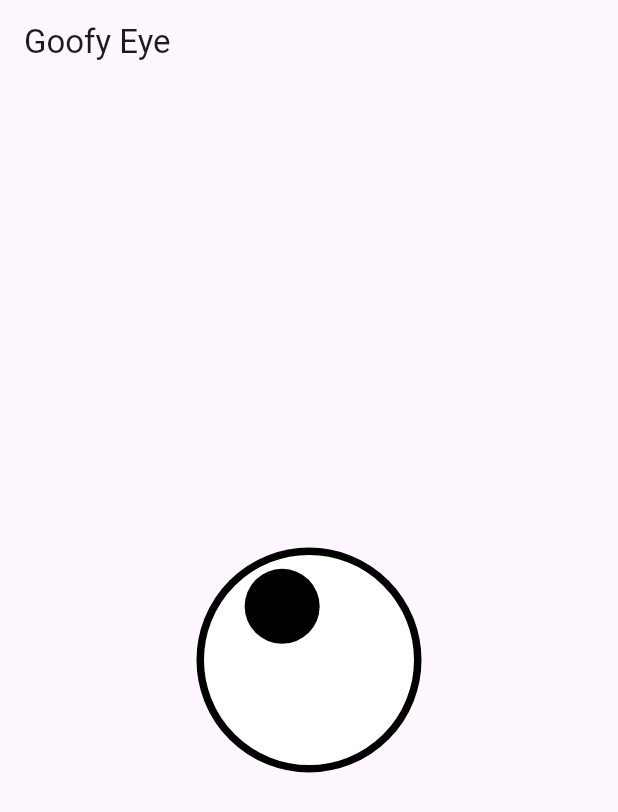
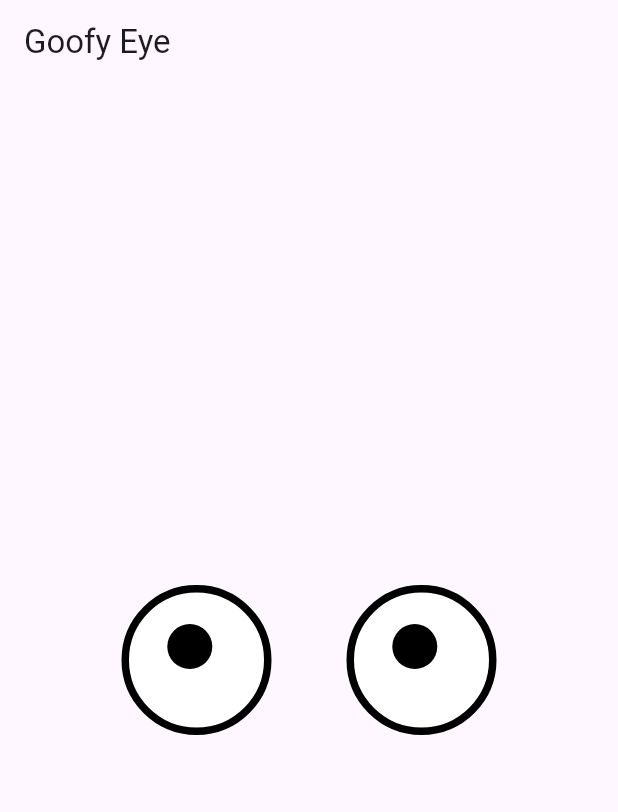
Before and after one commit to HimalThapaMagar/Goofy-Following-Eye, a Flutter app: the screen it shows after launch, on a phone screen of 412 x 824 dp. Shown: the top 812 px of the screen. Run offline on Flutter 3.47's test engine with Material 3 defaults, Android fonts, the phone set to English and light mode, and no system bars.

Commit message:
Refactor GoofyEyeScreen to display two eyes

```diff
--- a/lib/screens/goofy_eye_screen.dart
+++ b/lib/screens/goofy_eye_screen.dart
@@ -19,14 +19,54 @@ class _GoofyEyeScreenState extends State<GoofyEyeScreen> {
           mousePosition = event.localPosition;
         });
       },
+      // this was only for one eye since I am adding two eyes I need to refactor and make some chanegs
+      // child: Center(
+      //   child: Stack(
+      //     alignment: Alignment.center,
+      //     children: [
+      //       // Eye
+      //       Container(
+      //         width: 100,
+      //         height: 100,
+      //         decoration: BoxDecoration(
+      //           color: Colors.white,
+      //           shape: BoxShape.circle,
+      //           border: Border.all(color: Colors.black, width: 5),
+      //         ),
+      //       ),
+      //       // Pupil
+      //       Pupil(mousePosition: mousePosition),
+      //     ],
+      //   ),
+      // ),
       child: Center(
-          child: Stack(
+        child: Row(
+          mainAxisAlignment: MainAxisAlignment.center,
+          children: [
+            GoofyEye(mousePosition: mousePosition),
+            const SizedBox(width: 50),
+            GoofyEye(mousePosition: mousePosition),
+          ],
+        ),
+      ),
+    );
+  }
+}
+
+class GoofyEye extends StatelessWidget {
+  final Offset mousePosition;
+
+  const GoofyEye({super.key, required this.mousePosition});
+
+  @override
+  Widget build(BuildContext context) {
+    return Stack(
       alignment: Alignment.center,
       children: [
         // Eye
         Container(
-                width: 150,
-                height: 150,
+          width: 100,
+          height: 100,
           decoration: BoxDecoration(
             color: Colors.white,
             shape: BoxShape.circle,
@@ -36,8 +76,6 @@ class _GoofyEyeScreenState extends State<GoofyEyeScreen> {
         // Pupil
         Pupil(mousePosition: mousePosition),
       ],
-          ),
-        ),
     );
   }
 }
@@ -57,7 +95,7 @@ class Pupil extends StatelessWidget {
     final double dx = mousePosition.dx - eyeCenterX;
     final double dy = mousePosition.dy - eyeCenterY;
     final double angle = atan2(dy, dx);
-    const double maxDistance = 40.0;
+    const double maxDistance = 10.0;
 
     final double distance = min(sqrt(dx * dx + dy * dy), maxDistance);
 
@@ -70,8 +108,8 @@ class Pupil extends StatelessWidget {
     return Transform.translate(
       offset: pupilPosition,
       child: Container(
-        width: 50,
-        height: 50,
+        width: 30,
+        height: 30,
         decoration: const BoxDecoration(
           color: Colors.black,
           shape: BoxShape.circle,
```
Lines whose indentation alone changed are shown as unchanged.
